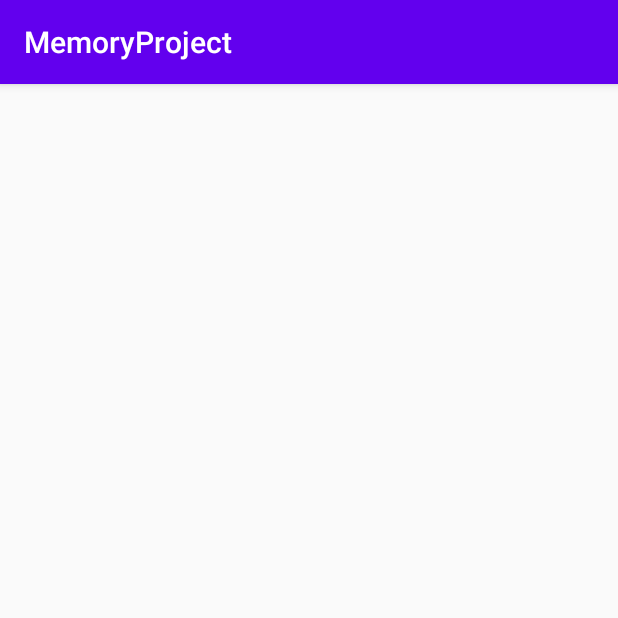
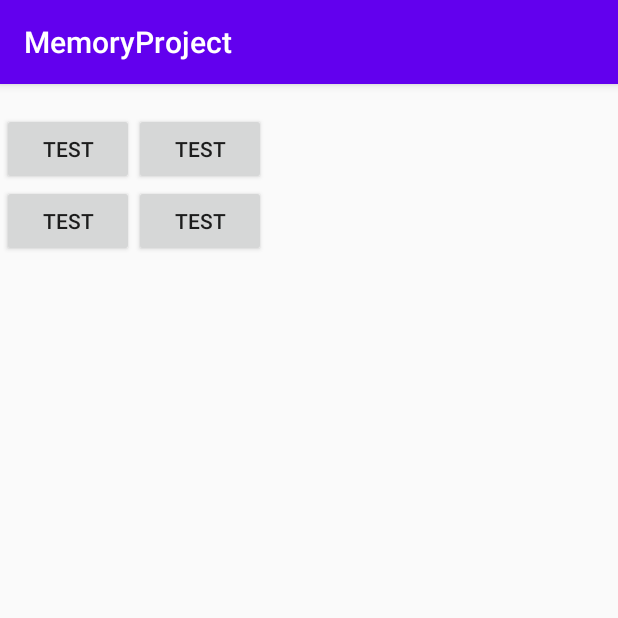
Before and after one commit to llSkyTechll/Projet-Android, an Android app: the GameGrid screen opened directly, with no data from a screen before it, on a phone screen of 412 x 824 dp, the top half of it. Run offline under Robolectric (Android 15) with nearby library versions, the phone set to English and light mode, and no system bars.

Commit message:
Grille de jeu

```diff
--- a/ProjectMemory/app/src/main/java/com/example/memoryproject/GameGrid.java
+++ b/ProjectMemory/app/src/main/java/com/example/memoryproject/GameGrid.java
@@ -5,7 +5,10 @@ import androidx.gridlayout.widget.GridLayout;
 
 import android.content.Intent;
 import android.os.Bundle;
+import android.util.Log;
+import android.widget.Button;
 import android.widget.ImageView;
+import android.widget.Toast;
 
 public class GameGrid extends AppCompatActivity {
 
@@ -13,6 +16,7 @@ public class GameGrid extends AppCompatActivity {
     int gridSize;
     GridLayout gridLayout;
     ImageView imgView;
+    Button test;
 
     @Override
     protected void onCreate(Bundle savedInstanceState) {
@@ -32,8 +36,11 @@ public class GameGrid extends AppCompatActivity {
 
     private void createImages(){
         for (int i = 0; i < gridSize; i++){
-            imgView = new ImageView(this);
-            gridLayout.addView(imgView);
+            //imgView = new ImageView(this);
+            test = new Button(this);
+            test.setId(i);
+            test.setText("test");
+            gridLayout.addView(test);
         }
     }
 }
--- a/ProjectMemory/app/src/main/res/layout/activity_game_grid.xml
+++ b/ProjectMemory/app/src/main/res/layout/activity_game_grid.xml
@@ -10,8 +10,10 @@
         android:id="@+id/gridLayoutGame"
         android:layout_width="409dp"
         android:layout_height="729dp"
+        android:layout_marginTop="64dp"
+        android:layout_marginBottom="64dp"
         app:layout_constraintBottom_toBottomOf="parent"
         app:layout_constraintEnd_toEndOf="parent"
         app:layout_constraintStart_toStartOf="parent"
-        app:layout_constraintTop_toTopOf="parent"/>
+        app:layout_constraintTop_toTopOf="parent" />
 </androidx.constraintlayout.widget.ConstraintLayout>
```
